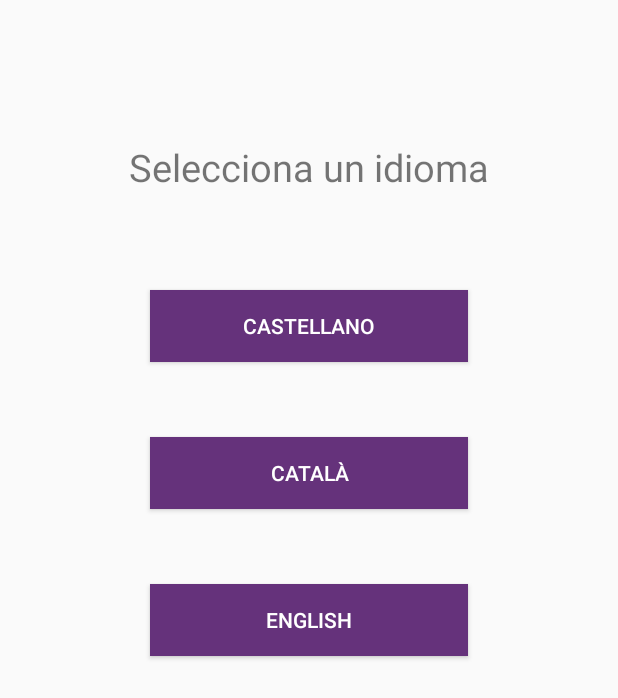
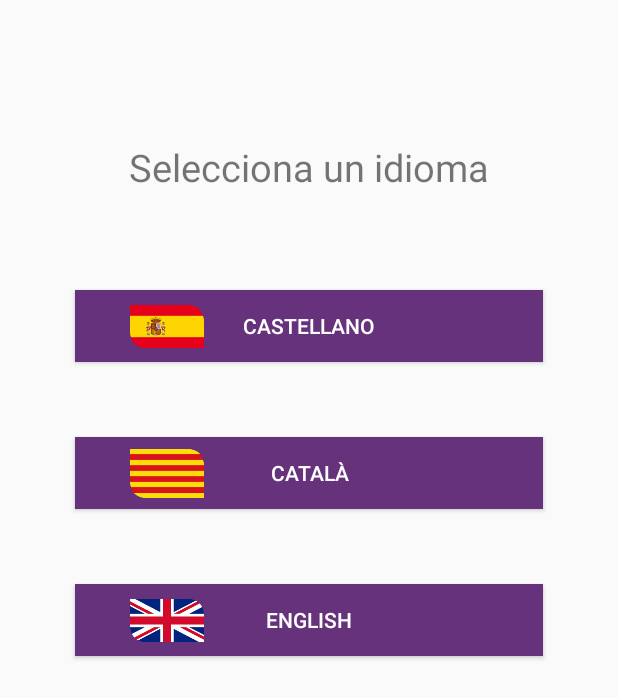
Before and after one commit to joandivsoft/SafeCellApp_def, an Android app: the Activity2 screen opened directly, with no data from a screen before it, on a phone screen of 412 x 824 dp. Shown: the top 698 px of the screen. Run offline under Robolectric (Android 15) with nearby library versions, the phone set to English and light mode, and no system bars; network calls fail.

Commit message:
Added flags

```diff
--- a/app/src/main/res/layout/activity_2.xml
+++ b/app/src/main/res/layout/activity_2.xml
@@ -25,10 +25,10 @@
         android:id="@+id/b_es"
         android:layout_width="match_parent"
         android:layout_height="wrap_content"
-        android:layout_marginStart="100dp"
+        android:layout_marginStart="50dp"
         android:layout_marginLeft="100dp"
         android:layout_marginTop="50dp"
-        android:layout_marginEnd="100dp"
+        android:layout_marginEnd="50dp"
         android:layout_marginRight="100dp"
         android:text="Castellano"
         android:background="#65327b"
@@ -41,13 +41,13 @@
         android:id="@+id/b_ca"
         android:layout_width="match_parent"
         android:layout_height="wrap_content"
-        android:layout_marginStart="100dp"
+        android:layout_marginStart="50dp"
         android:layout_marginLeft="100dp"
         android:layout_marginTop="50dp"
-        android:layout_marginEnd="100dp"
+        android:layout_marginEnd="50dp"
         android:layout_marginRight="100dp"
+        android:background="#65327b"
         android:text="Català"
-        android:background="#65327b"
         android:textColor="#ffffff"
         app:layout_constraintEnd_toEndOf="parent"
         app:layout_constraintStart_toStartOf="parent"
@@ -57,10 +57,10 @@
         android:id="@+id/b_en"
         android:layout_width="match_parent"
         android:layout_height="wrap_content"
-        android:layout_marginStart="100dp"
+        android:layout_marginStart="50dp"
         android:layout_marginLeft="100dp"
         android:layout_marginTop="50dp"
-        android:layout_marginEnd="100dp"
+        android:layout_marginEnd="50dp"
         android:layout_marginRight="100dp"
         android:text="English"
         android:background="#65327b"
@@ -69,5 +69,45 @@
         app:layout_constraintStart_toStartOf="parent"
         app:layout_constraintTop_toBottomOf="@+id/b_ca" />
 
+    <ImageView
+        android:id="@+id/imageView3"
+        android:layout_width="49dp"
+        android:layout_height="38dp"
+        android:elevation="2dp"
+        android:layout_marginTop="5dp"
+        app:layout_constraintEnd_toEndOf="@+id/b_ca"
+        app:layout_constraintHorizontal_bias="0.14"
+        app:layout_constraintStart_toStartOf="@+id/b_ca"
+        app:layout_constraintTop_toTopOf="@+id/b_ca"
+        app:srcCompat="@drawable/catalan" />
+
+    <ImageView
+        android:id="@+id/imageView4"
+        android:layout_width="49dp"
+        android:layout_height="38dp"
+        android:layout_marginTop="5dp"
+        android:elevation="2dp"
+        app:layout_constraintEnd_toEndOf="@+id/b_en"
+        app:layout_constraintHorizontal_bias="0.14"
+        app:layout_constraintStart_toStartOf="@+id/b_en"
+        app:layout_constraintTop_toTopOf="@+id/b_en"
+        app:srcCompat="@drawable/uk"
+        tools:layout_editor_absoluteX="73dp"
+        tools:layout_editor_absoluteY="413dp" />
+
+    <ImageView
+        android:id="@+id/imageView5"
+        android:layout_width="49dp"
+        android:layout_height="38dp"
+        android:layout_marginTop="5dp"
+        android:elevation="2dp"
+        app:layout_constraintEnd_toEndOf="@+id/b_es"
+        app:layout_constraintHorizontal_bias="0.14"
+        app:layout_constraintStart_toStartOf="@+id/b_es"
+        app:layout_constraintTop_toTopOf="@+id/b_es"
+        app:srcCompat="@drawable/spain"
+        tools:layout_editor_absoluteX="86dp"
+        tools:layout_editor_absoluteY="513dp" />
+
 
 </android.support.constraint.ConstraintLayout>
```
Also changed, not shown: app/src/main/res/drawable/catalan.png (added), app/src/main/res/drawable/spain.png (added), app/src/main/res/drawable/uk.png (added).
